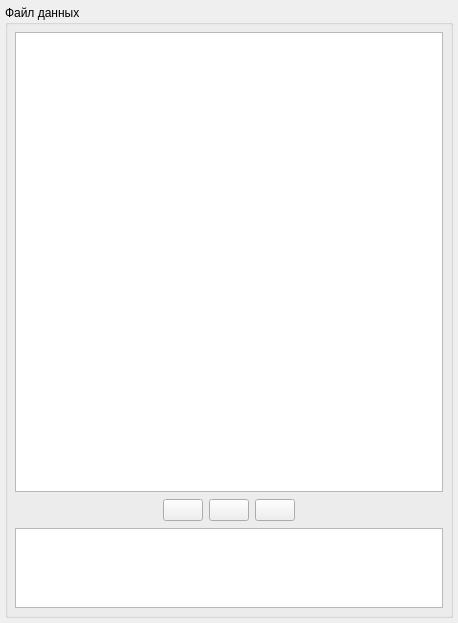
This is phx-cnc-ui-mainform/src/CXFilesList.ui in superkulpa/phx-cnc-ui as Qt 5 draws it before an edit. The edited form follows.
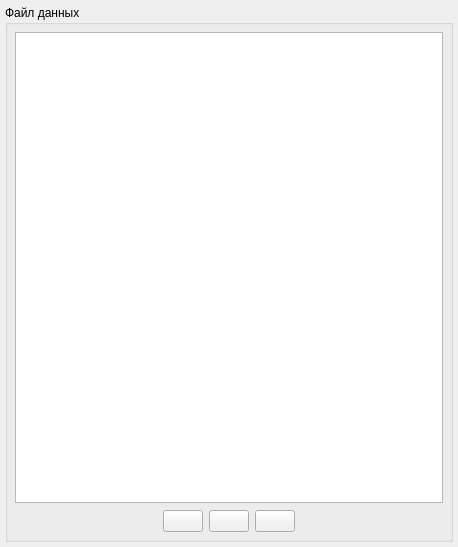
This is the edited form. Icons and pictures are not drawn. Custom widgets are drawn as their Qt base class.

```diff
--- a/phx-cnc-ui-mainform/src/CXFilesList.ui
+++ b/phx-cnc-ui-mainform/src/CXFilesList.ui
@@ -7,7 +7,7 @@
     <x>0</x>
     <y>0</y>
     <width>458</width>
-    <height>623</height>
+    <height>547</height>
    </rect>
   </property>
   <property name="windowTitle">
@@ -147,19 +147,6 @@
         </item>
        </layout>
       </item>
-      <item>
-       <widget class="QTextEdit" name="mCompileEdit">
-        <property name="maximumSize">
-         <size>
-          <width>16777215</width>
-          <height>80</height>
-         </size>
-        </property>
-        <property name="readOnly">
-         <bool>true</bool>
-        </property>
-       </widget>
-      </item>
      </layout>
     </widget>
    </item>
```
